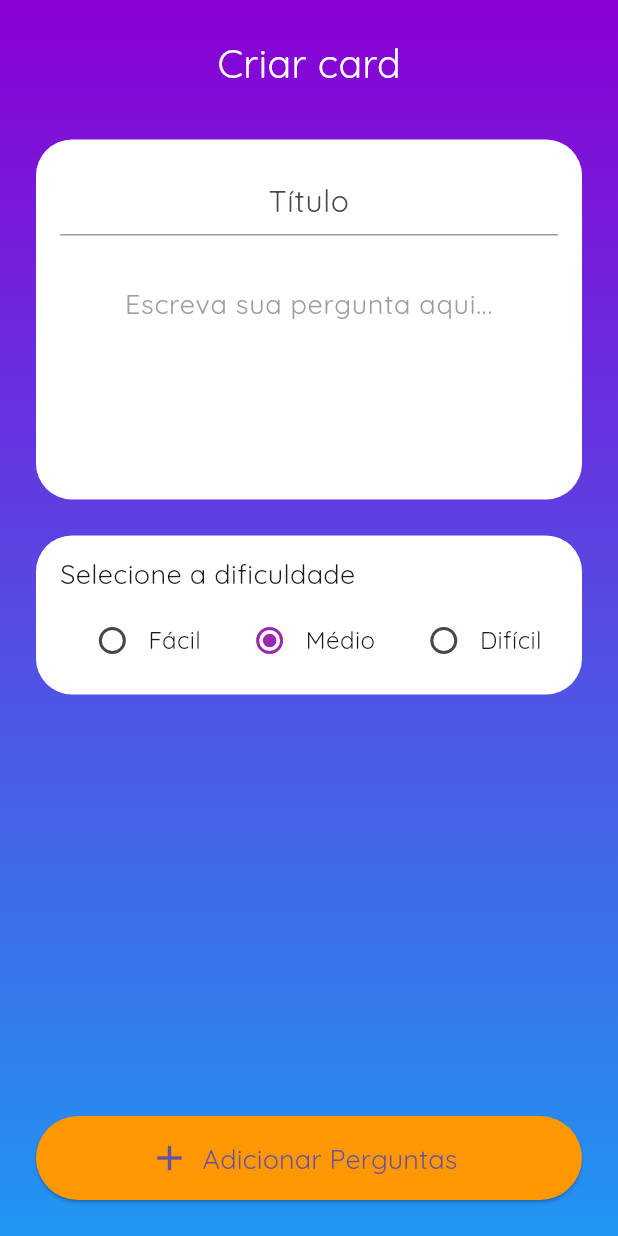
After one commit to Vitorrodrys/Rarvi-FrontEnd, a Flutter app: the CriarCardScreen screen opened by its route, on a phone screen of 412 x 824 dp. The commit adds this screen. Run offline on Flutter 3.47's test engine with Material 3 defaults, Android fonts, the phone set to English and light mode, and no system bars; our stand-ins replace dio, envied; generated files the repository leaves out were written again.

Commit message:
add Perfil and CriaCard screens (#2)

```diff
--- /dev/null
+++ b/lib/view/criar_card/criar_card.dart
@@ -0,0 +1,201 @@
+import 'package:flutter/material.dart';
+
+void main() {
+  runApp(const MyApp());
+}
+
+enum Dificuldade { facil, medio, dificil }
+
+class MyApp extends StatelessWidget {
+  const MyApp({super.key});
+
+  @override
+  Widget build(BuildContext context) {
+    return MaterialApp(
+      debugShowCheckedModeBanner: false,
+      title: 'Criar Card',
+      home: const CriarCardScreen(),
+    );
+  }
+}
+
+class CriarCardScreen extends StatefulWidget {
+  const CriarCardScreen({super.key});
+
+  @override
+  State<CriarCardScreen> createState() => _CriarCardScreenState();
+}
+
+class _CriarCardScreenState extends State<CriarCardScreen> {
+  Dificuldade _dificuldade = Dificuldade.medio;
+  final _tituloController = TextEditingController();
+  final _perguntaController = TextEditingController();
+
+  @override
+  Widget build(BuildContext context) {
+    return Scaffold(
+      // Permite que o body se estenda atrás do botão laranja
+      extendBody: true,
+      body: Container(
+        // Gradiente cobre 100% da tela
+        decoration: const BoxDecoration(
+          gradient: LinearGradient(
+            colors: [Color(0xFF8A00D4), Color(0xFF2196F3)],
+            begin: Alignment.topCenter,
+            end: Alignment.bottomCenter,
+          ),
+        ),
+        child: SafeArea(
+          child: Column(
+            children: [
+              const SizedBox(height: 24),
+
+              // Título centralizado
+              const Text(
+                'Criar card',
+                style: TextStyle(
+                  fontSize: 26,
+                  fontWeight: FontWeight.w500,
+                  color: Colors.white,
+                ),
+              ),
+
+              const SizedBox(height: 32),
+
+              // Card de Título e Pergunta
+              Padding(
+                padding: const EdgeInsets.symmetric(horizontal: 24),
+                child: Container(
+                  decoration: BoxDecoration(
+                    color: Colors.white,
+                    borderRadius: BorderRadius.circular(24),
+                  ),
+                  padding: const EdgeInsets.all(16),
+                  child: Column(
+                    children: [
+                      // Título (centralizado)
+                      TextField(
+                        controller: _tituloController,
+                        textAlign: TextAlign.center,
+                        decoration: const InputDecoration(
+                          hintText: 'Título',
+                          hintStyle: TextStyle(
+                            fontSize: 20,
+                            fontWeight: FontWeight.w500,
+                          ),
+                          border: UnderlineInputBorder(
+                            borderSide: BorderSide(color: Colors.grey),
+                          ),
+                          enabledBorder: UnderlineInputBorder(
+                            borderSide: BorderSide(color: Colors.grey),
+                          ),
+                        ),
+                        style: const TextStyle(
+                          fontSize: 20,
+                          fontWeight: FontWeight.w500,
+                        ),
+                      ),
+                      const SizedBox(height: 24),
+                      // Pergunta (centralizada)
+                      TextField(
+                        controller: _perguntaController,
+                        textAlign: TextAlign.center,
+                        decoration: const InputDecoration(
+                          hintText: 'Escreva sua pergunta aqui...',
+                          hintStyle: TextStyle(
+                            fontSize: 18,
+                            color: Colors.grey,
+                          ),
+                          border: InputBorder.none,
+                        ),
+                        keyboardType: TextInputType.multiline,
+                        maxLines: 5,
+                      ),
+                    ],
+                  ),
+                ),
+              ),
+
+              const SizedBox(height: 24),
+
+              // Seleção de dificuldade
+              Padding(
+                padding: const EdgeInsets.symmetric(horizontal: 24),
+                child: Container(
+                  decoration: BoxDecoration(
+                    color: Colors.white,
+                    borderRadius: BorderRadius.circular(24),
+                  ),
+                  padding: const EdgeInsets.symmetric(
+                    vertical: 12,
+                    horizontal: 16,
+                  ),
+                  child: Column(
+                    crossAxisAlignment: CrossAxisAlignment.start,
+                    children: [
+                      const Text(
+                        'Selecione a dificuldade',
+                        style: TextStyle(
+                          fontSize: 18,
+                          fontWeight: FontWeight.w500,
+                        ),
+                      ),
+                      const SizedBox(height: 8),
+                      Row(
+                        mainAxisAlignment: MainAxisAlignment.spaceAround,
+                        children: [
+                          _buildRadio(Dificuldade.facil, 'Fácil'),
+                          _buildRadio(Dificuldade.medio, 'Médio'),
+                          _buildRadio(Dificuldade.dificil, 'Difícil'),
+                        ],
+                      ),
+                    ],
+                  ),
+                ),
+              ),
+
+              const Spacer(),
+
+              // Botão laranja dentro do body para o gradiente cobrir atrás
+              Padding(
+                padding: const EdgeInsets.fromLTRB(24, 0, 24, 24),
+                child: SizedBox(
+                  width: double.infinity,
+                  height: 56,
+                  child: ElevatedButton.icon(
+                    onPressed: () {},
+                    icon: const Icon(Icons.add, size: 28),
+                    label: const Text(
+                      'Adicionar Perguntas',
+                      style: TextStyle(fontSize: 18),
+                    ),
+                    style: ElevatedButton.styleFrom(
+                      backgroundColor: Colors.orange,
+                      shape: RoundedRectangleBorder(
+                        borderRadius: BorderRadius.circular(28),
+                      ),
+                    ),
+                  ),
+                ),
+              ),
+            ],
+          ),
+        ),
+      ),
+    );
+  }
+
+  Widget _buildRadio(Dificuldade value, String label) {
+    return Row(
+      children: [
+        Radio<Dificuldade>(
+          value: value,
+          groupValue: _dificuldade,
+          activeColor: Colors.purple,
+          onChanged: (novo) => setState(() => _dificuldade = novo!),
+        ),
+        Text(label, style: const TextStyle(fontSize: 16)),
+      ],
+    );
+  }
+}
```
Also changed, not shown: lib/main.dart (+24 -25 lines), lib/services/api/user.dart (+39 -34 lines), lib/view/login/login.dart (+6 -8 lines), lib/view/perfil/perfil.dart (added, +144 -0 lines), lib/widgets/fab_nav_scaffold.dart (added, +104 -0 lines), pubspec.yaml (+7 -0 lines), assets/fonts/Quicksand-Bold.ttf (added), assets/fonts/Quicksand-Light.ttf (added), assets/fonts/Quicksand-Medium.ttf (added), assets/fonts/Quicksand-Regular.ttf (added), assets/fonts/Quicksand-SemiBold.ttf (added), assets/images/home_bottom_nav.png (added), assets/images/perfil_bottom_nav.png (added), assets/images/profile.png (added).
